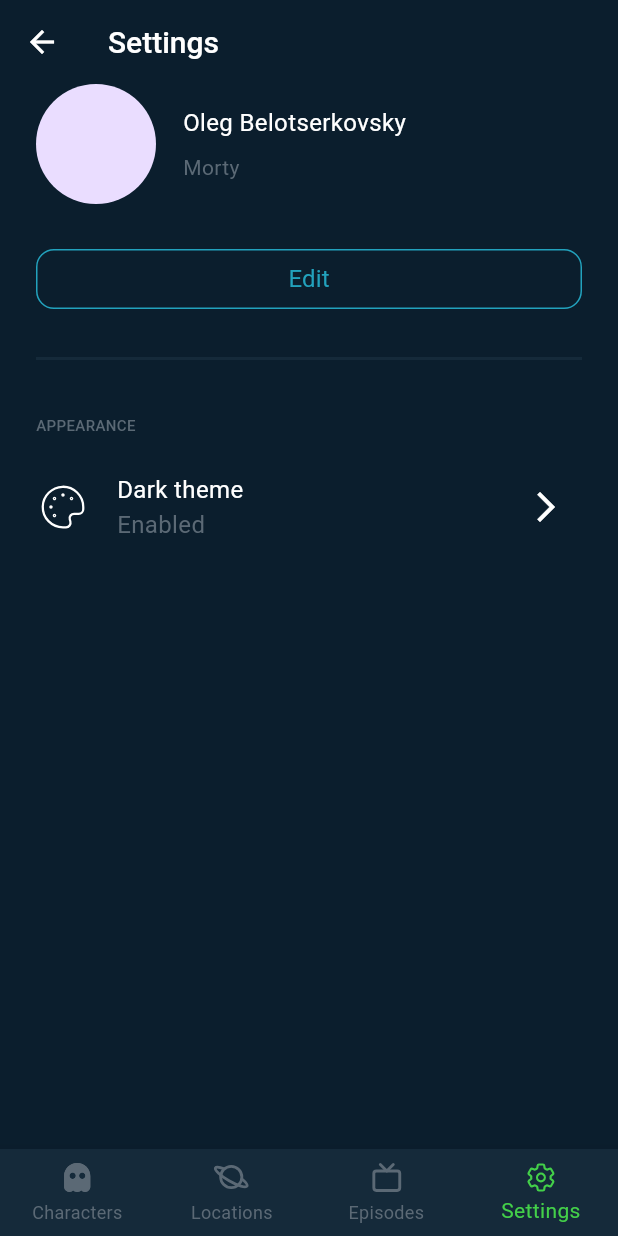
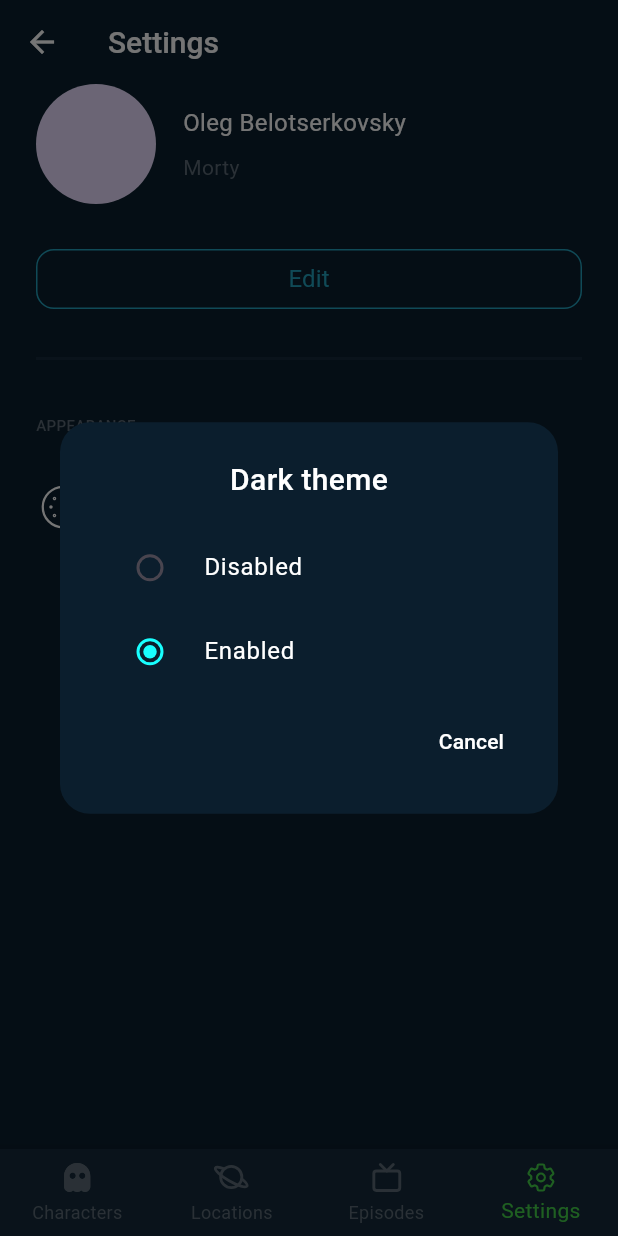
Before and after one commit to KamilaAbdu/rick_and_morty, a Flutter app: the SettingsScreen screen opened by its route, after a tap on the "arrow forward ios" icon, on a phone screen of 412 x 824 dp. Run offline on Flutter 3.47's test engine with Material 3 defaults, Android fonts, the phone set to English and light mode, and no system bars; our stand-ins replace auto_route, dio, flutter_bloc, flutter_svg, get_it, logger and 1 more; accounts and stored records are empty; network calls fail.

Commit message:
feat: реализовано всплывающее окно с переключением темы (тёмная/светлая)

```diff
--- a/lib/core/provider/theme_provider.dart
+++ b/lib/core/provider/theme_provider.dart
@@ -1,7 +1,13 @@
 import 'package:flutter/material.dart';
 import 'package:rick_and_morty/core/theme/app_theme.dart';
 
-class ThemeProvider extends ChangeNotifier{
+class ThemeProvider extends ChangeNotifier {
   ThemeData currentTheme = AppTheme.darkTheme;
 
+  bool get isDark => currentTheme == AppTheme.darkTheme;
+
+  void toggleTheme(bool isDarkMode) {
+    currentTheme = isDarkMode ? AppTheme.darkTheme : AppTheme.lightTheme;
+    notifyListeners();
+  }
 }
--- a/lib/features/settings/settings_screen.dart
+++ b/lib/features/settings/settings_screen.dart
@@ -144,7 +144,12 @@ class SettingsScreen extends StatelessWidget {
                   ],
                 ),
                 const Spacer(),
-                IconButton(onPressed: () {}, icon: Icon(Icons.arrow_forward_ios))
+                IconButton(
+                  onPressed: () {
+                    _showThemeDialog(context);
+                  },
+                  icon: Icon(Icons.arrow_forward_ios),
+                ),
               ],
             ),
           ],
@@ -153,3 +158,93 @@ class SettingsScreen extends StatelessWidget {
     );
   }
 }
+
+void _showThemeDialog(BuildContext context) {
+  final themeProvider = context.read<ThemeProvider>();
+  int selectedThemeIndex = themeProvider.isDark ? 1 : 0;
+
+  showDialog(
+    context: context,
+    builder: (context) {
+      return Dialog(
+        shape: RoundedRectangleBorder(borderRadius: BorderRadius.circular(20)),
+        backgroundColor: Theme.of(context).scaffoldBackgroundColor,
+        child: Padding(
+          padding: const EdgeInsets.all(24.0),
+          child: StatefulBuilder(
+            builder: (context, setState) {
+              return Column(
+                mainAxisSize: MainAxisSize.min,
+                children: [
+                  Text(
+                    context.lang.darkTheme,
+                    style: AppTextStyles.s20w500.copyWith(
+                      color:
+                          themeProvider.currentTheme == AppTheme.darkTheme
+                              ? Colors.white
+                              : AppColors.mainDark,
+                    ),
+                  ),
+                  const SizedBox(height: 16),
+                  RadioListTile<int>(
+                    value: 0,
+                    groupValue: selectedThemeIndex,
+                    activeColor: Colors.cyanAccent,
+                    onChanged: (value) {
+                      setState(() {
+                        selectedThemeIndex = value!;
+                      });
+                      themeProvider.toggleTheme(false);
+                    },
+                    title: Text(
+                      context.lang.disabledTheme,
+                      style: AppTextStyles.s16w400.copyWith(
+                        color:
+                            themeProvider.currentTheme == AppTheme.darkTheme
+                                ? Colors.white
+                                : AppColors.mainDark,
+                      ),
+                    ),
+                  ),
+                  RadioListTile<int>(
+                    value: 1,
+                    groupValue: selectedThemeIndex,
+                    activeColor: Colors.cyanAccent,
+                    onChanged: (value) {
+                      setState(() {
+                        selectedThemeIndex = value!;
+                      });
+                      themeProvider.toggleTheme(true);
+                    },
+                    title: Text(
+                      context.lang.activeTheme,
+                      style: AppTextStyles.s16w400.copyWith(
+                        color:
+                            themeProvider.currentTheme == AppTheme.darkTheme
+                                ? Colors.white
+                                : AppColors.mainDark,
+                      ),
+                    ),
+                  ),
+                  const SizedBox(height: 8),
+                  Align(
+                    alignment: Alignment.centerRight,
+                    child: TextButton(
+                      onPressed: () => Navigator.pop(context),
+                      child: Text(context.lang.cancel, style: AppTextStyles.s14w500.copyWith(
+                        color:
+                            themeProvider.currentTheme == AppTheme.darkTheme
+                                ? Colors.white
+                                : AppColors.mainDark,
+                      ),),
+                    ),
+                  ),
+                ],
+              );
+            },
+          ),
+        ),
+      );
+    },
+  );
+}
--- a/lib/main.dart
+++ b/lib/main.dart
@@ -32,7 +32,7 @@ class RickAndMortyApp extends StatelessWidget {
           return MaterialApp.router(
             debugShowCheckedModeBanner: false,
             locale: localizationProvider.currentLocale,
-            theme: themeProvider.currentTheme,
+            theme: context.watch<ThemeProvider>().currentTheme,
             localizationsDelegates: const [
               L10ns.delegate,
               GlobalMaterialLocalizations.delegate,
```
